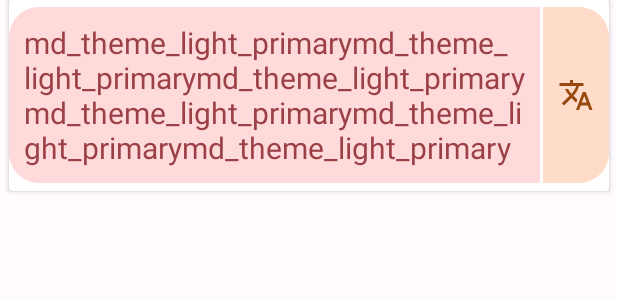
After one commit to shevyakhov/AutoSnap, an Android app: the layout translation_item.xml on its own in the app's theme, with its tools: preview values and no code run, on a phone screen of 412 x 824 dp. The commit adds this screen. Shown: the top 300 px of the screen. Run offline under Robolectric (Android 15) with nearby library versions, the phone set to English and light mode, and no system bars.

Commit message:
recycler item layout

```diff
--- /dev/null
+++ b/app/src/main/res/drawable/recycler_item_end.xml
@@ -0,0 +1,9 @@
+<?xml version="1.0" encoding="utf-8"?>
+<shape xmlns:android="http://schemas.android.com/apk/res/android">
+
+    <solid android:color="@color/md_theme_light_tertiaryContainer" />
+    <stroke android:color="@color/md_theme_light_onPrimary" />
+    <corners
+        android:bottomRightRadius="20dp"
+        android:topRightRadius="20dp" />
+</shape>
--- /dev/null
+++ b/app/src/main/res/drawable/recycler_item_start.xml
@@ -0,0 +1,9 @@
+<?xml version="1.0" encoding="utf-8"?>
+<shape xmlns:android="http://schemas.android.com/apk/res/android">
+
+    <solid android:color="@color/md_theme_light_primaryContainer" />
+    <stroke android:color="@color/md_theme_light_onPrimary" />
+    <corners
+        android:bottomLeftRadius="20dp"
+        android:topLeftRadius="20dp" />
+</shape>
--- /dev/null
+++ b/app/src/main/res/drawable/translate_ic.xml
@@ -0,0 +1,10 @@
+<vector xmlns:android="http://schemas.android.com/apk/res/android"
+    android:width="24dp"
+    android:height="24dp"
+    android:tint="@color/md_theme_light_tertiary"
+    android:viewportWidth="24"
+    android:viewportHeight="24">
+    <path
+        android:fillColor="@android:color/white"
+        android:pathData="M12.87,15.07l-2.54,-2.51 0.03,-0.03c1.74,-1.94 2.98,-4.17 3.71,-6.53L17,6L17,4h-7L10,2L8,2v2L1,4v1.99h11.17C11.5,7.92 10.44,9.75 9,11.35 8.07,10.32 7.3,9.19 6.69,8h-2c0.73,1.63 1.73,3.17 2.98,4.56l-5.09,5.02L4,19l5,-5 3.11,3.11 0.76,-2.04zM18.5,10h-2L12,22h2l1.12,-3h4.75L21,22h2l-4.5,-12zM15.88,17l1.62,-4.33L19.12,17h-3.24z" />
+</vector>
--- /dev/null
+++ b/app/src/main/res/layout/translation_item.xml
@@ -0,0 +1,48 @@
+<?xml version="1.0" encoding="utf-8"?>
+<RelativeLayout xmlns:android="http://schemas.android.com/apk/res/android"
+    xmlns:tools="http://schemas.android.com/tools"
+    android:layout_width="match_parent"
+    android:layout_height="match_parent">
+
+    <androidx.cardview.widget.CardView
+        android:layout_width="400dp"
+        android:layout_height="wrap_content"
+        android:layout_centerHorizontal="true">
+
+        <RelativeLayout
+            android:layout_width="wrap_content"
+            android:layout_height="match_parent">
+
+            <com.google.android.material.textview.MaterialTextView
+                android:id="@+id/textView"
+                android:layout_width="wrap_content"
+                android:layout_height="wrap_content"
+                android:layout_alignParentStart="true"
+                android:layout_centerVertical="true"
+                android:layout_marginTop="10dp"
+                android:layout_toStartOf="@id/translateBtn"
+                android:background="@drawable/recycler_item_start"
+                android:ellipsize="end"
+                android:maxLines="5"
+                android:padding="10dp"
+                android:textColor="@color/md_theme_light_primary"
+                android:textSize="20sp"
+                tools:text="md_theme_light_primarymd_theme_light_primarymd_theme_light_primarymd_theme_light_primarymd_theme_light_primarymd_theme_light_primary" />
+
+            <androidx.appcompat.widget.AppCompatImageButton
+                android:id="@+id/translateBtn"
+                android:layout_width="wrap_content"
+                android:layout_height="wrap_content"
+                android:layout_alignTop="@id/textView"
+                android:layout_alignBottom="@id/textView"
+                android:layout_alignParentEnd="true"
+                android:layout_centerVertical="true"
+                android:layout_marginStart="2dp"
+                android:background="@drawable/recycler_item_end"
+                android:padding="10dp"
+                android:src="@drawable/translate_ic" />
+        </RelativeLayout>
+
+    </androidx.cardview.widget.CardView>
+
+</RelativeLayout>
```
Also changed, not shown: app/src/main/res/drawable/bot_round_corners.xml (added, +9 -0 lines), app/src/main/res/drawable/search_ic.xml (added, +10 -0 lines), app/src/main/res/layout/fragment_translation_and_history.xml (+18 -6 lines).
